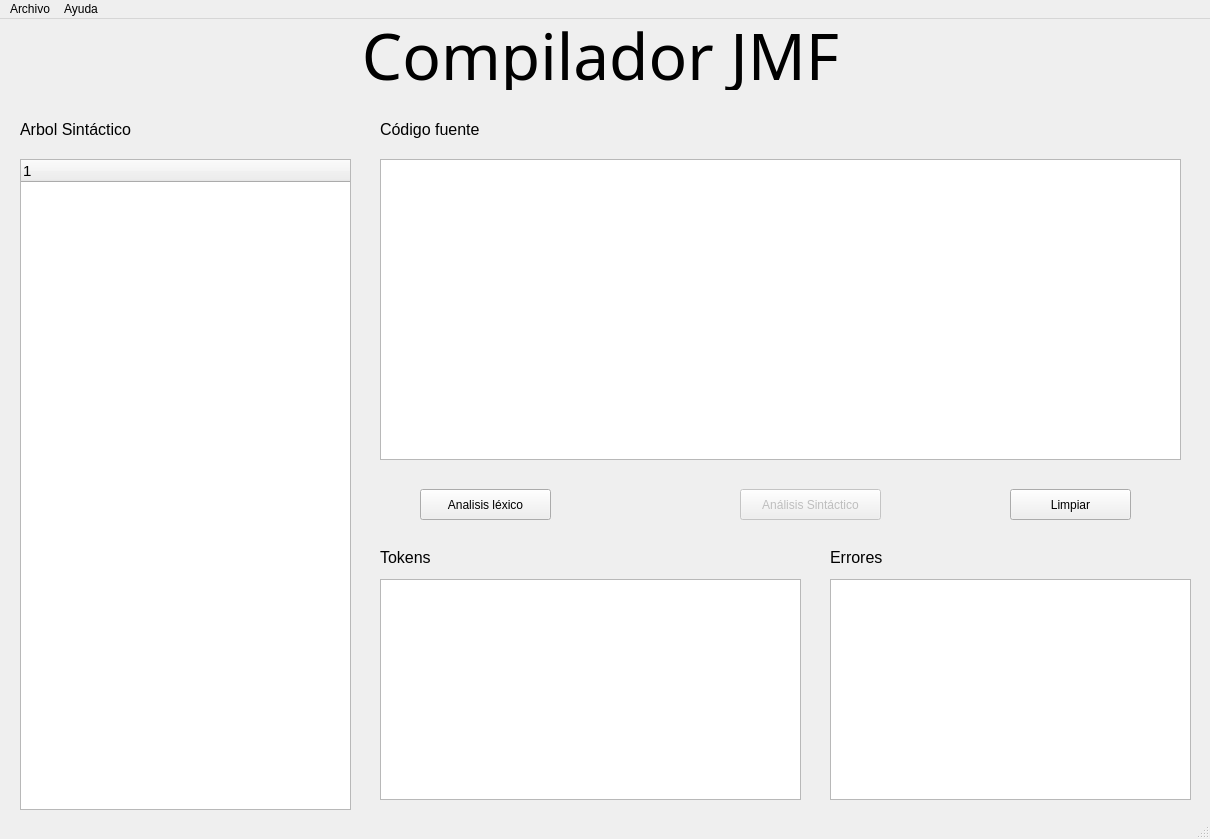
Above: interfaz/interfazQT.ui from LFTPadilla/compilador before the change. Below: the same form after it.
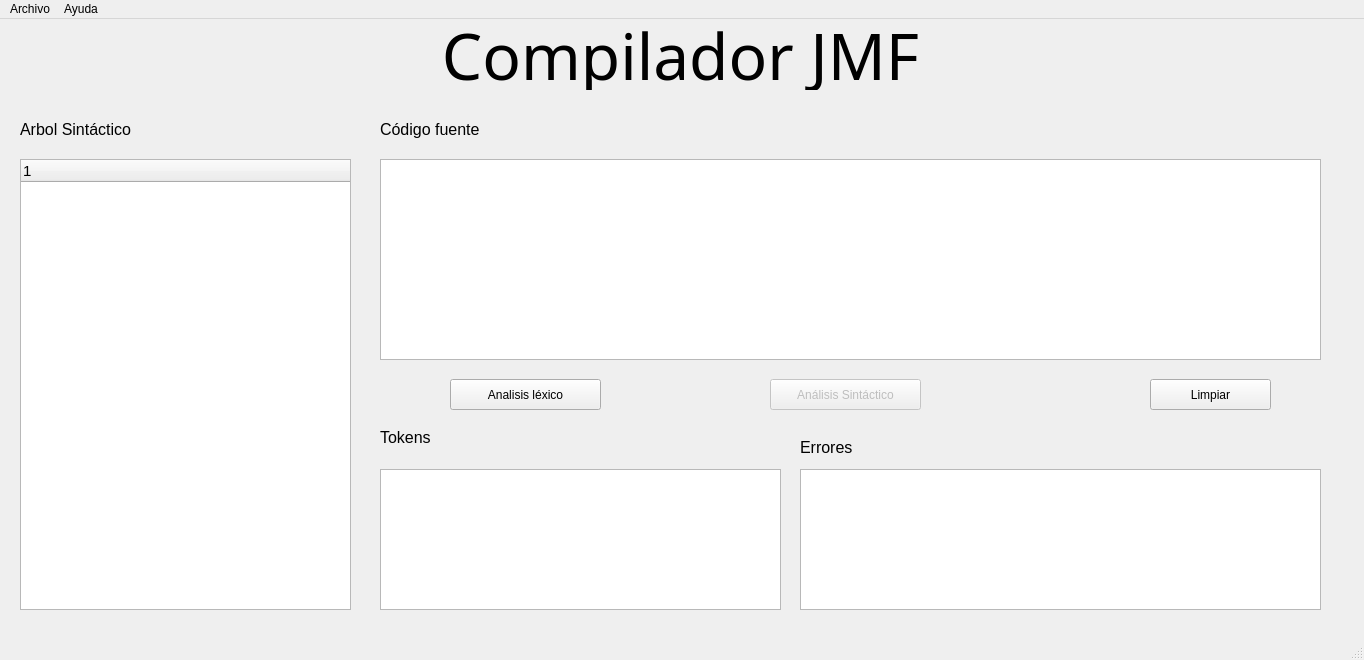
That is the form after the change.

Commit message: Interfaz más pequeña

Patch:
```diff
--- a/interfaz/interfazQT.ui
+++ b/interfaz/interfazQT.ui
@@ -9,8 +9,8 @@
    <rect>
     <x>0</x>
     <y>0</y>
-    <width>1210</width>
-    <height>839</height>
+    <width>1364</width>
+    <height>660</height>
    </rect>
   </property>
   <property name="windowTitle">
@@ -26,9 +26,9 @@
     </property>
     <property name="geometry">
      <rect>
-      <x>420</x>
-      <y>470</y>
-      <width>131</width>
+      <x>450</x>
+      <y>360</y>
+      <width>151</width>
       <height>31</height>
      </rect>
     </property>
@@ -41,8 +41,8 @@
      <rect>
       <x>380</x>
       <y>140</y>
-      <width>801</width>
-      <height>301</height>
+      <width>941</width>
+      <height>201</height>
      </rect>
     </property>
     <property name="font">
@@ -55,9 +55,9 @@
     <property name="geometry">
      <rect>
       <x>380</x>
-      <y>560</y>
-      <width>421</width>
-      <height>221</height>
+      <y>450</y>
+      <width>401</width>
+      <height>141</height>
      </rect>
     </property>
    </widget>
@@ -67,7 +67,7 @@
       <x>20</x>
       <y>140</y>
       <width>331</width>
-      <height>651</height>
+      <height>451</height>
      </rect>
     </property>
     <property name="font">
@@ -85,7 +85,7 @@
     <property name="geometry">
      <rect>
       <x>380</x>
-      <y>530</y>
+      <y>410</y>
       <width>71</width>
       <height>16</height>
      </rect>
@@ -122,7 +122,7 @@
      <rect>
       <x>10</x>
       <y>0</y>
-      <width>1181</width>
+      <width>1341</width>
       <height>71</height>
      </rect>
     </property>
@@ -170,9 +170,9 @@
     </property>
     <property name="geometry">
      <rect>
-      <x>740</x>
-      <y>470</y>
-      <width>141</width>
+      <x>770</x>
+      <y>360</y>
+      <width>151</width>
       <height>31</height>
      </rect>
     </property>
@@ -186,8 +186,8 @@
    <widget class="QPushButton" name="btnLimpiar">
     <property name="geometry">
      <rect>
-      <x>1010</x>
-      <y>470</y>
+      <x>1150</x>
+      <y>360</y>
       <width>121</width>
       <height>31</height>
      </rect>
@@ -199,18 +199,18 @@
    <widget class="QListWidget" name="listViewErrores">
     <property name="geometry">
      <rect>
-      <x>830</x>
-      <y>560</y>
-      <width>361</width>
-      <height>221</height>
+      <x>800</x>
+      <y>450</y>
+      <width>521</width>
+      <height>141</height>
      </rect>
     </property>
    </widget>
    <widget class="QLabel" name="label_5">
     <property name="geometry">
      <rect>
-      <x>830</x>
-      <y>530</y>
+      <x>800</x>
+      <y>420</y>
       <width>101</width>
       <height>16</height>
      </rect>
@@ -230,7 +230,7 @@
     <rect>
      <x>0</x>
      <y>0</y>
-     <width>1210</width>
+     <width>1364</width>
      <height>21</height>
     </rect>
    </property>
```
The commit also changes 1 other file.
